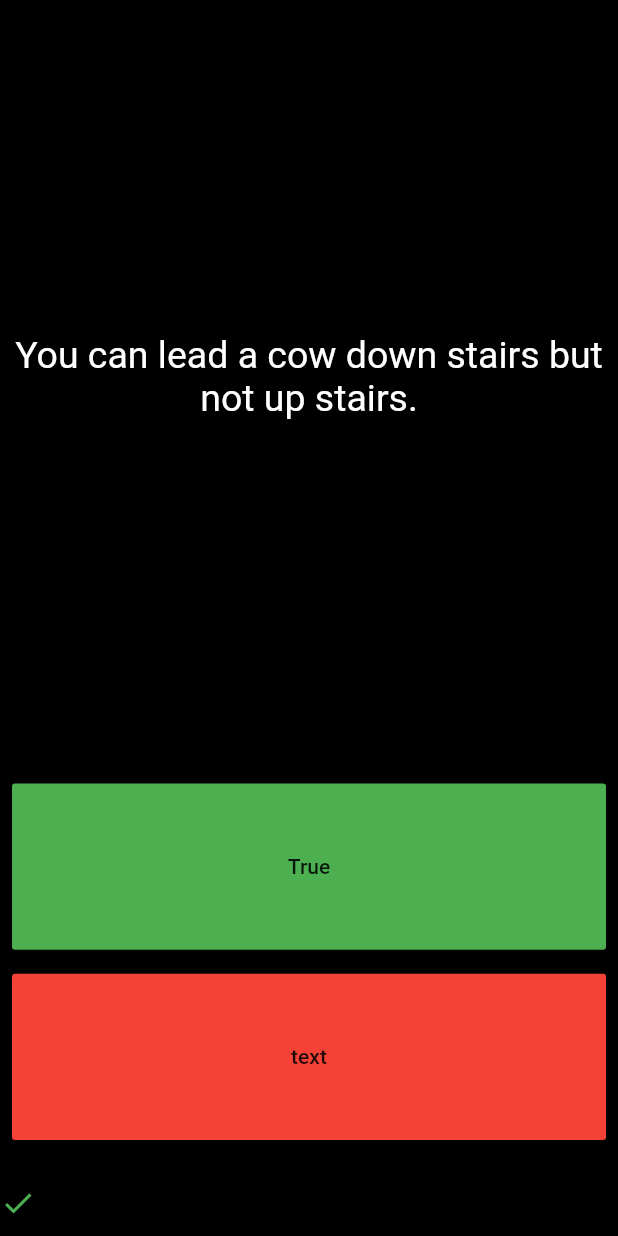
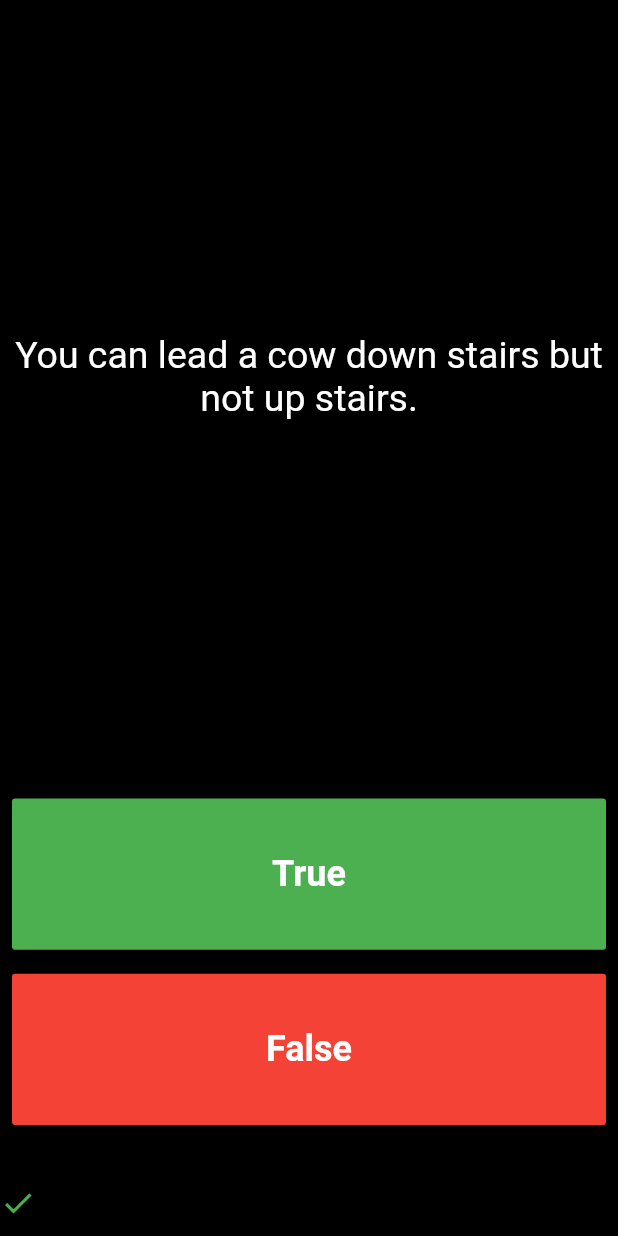
Before and after one commit to uzairleo/Leo_Quizzler, a Flutter app: the screen it shows after launch, after a tap on "True", on a phone screen of 412 x 824 dp. Run offline on Flutter 3.47's test engine with Material 2 defaults, Android fonts, the phone set to English and light mode, and no system bars; our stand-ins replace rflutter_alert.

```diff
--- a/lib/main.dart
+++ b/lib/main.dart
@@ -10,6 +10,7 @@ class Quizzler extends StatelessWidget {
   @override
   Widget build(BuildContext context) {
     return MaterialApp(
+      debugShowCheckedModeBanner: false,
       title: "Leo Quizzler",
       home: Scaffold(
         backgroundColor:Colors.black,
@@ -68,45 +69,76 @@ class _LeoQuizPageState extends State<LeoQuizPage> {
                      mainAxisAlignment: MainAxisAlignment.start,
                     crossAxisAlignment: CrossAxisAlignment.stretch,
                      children: <Widget>[
-                       _renderButton("True", Colors.green, true, const EdgeInsets.only(left: 8.0,right: 8.0,top: 30.0,bottom: 8.0)),
-                        // Expanded(
-                        //     child: Padding(
-                        //       padding: const EdgeInsets.only(left: 8.0,right: 8.0,top: 30.0,bottom: 8.0),
-                        //       child: FlatButton(
-                        //       child: Text("True",style: TextStyle(
-                        //         fontSize: 24.0,
-                        //         fontWeight:FontWeight.w600,
-                        //       ),),
-                        //       onPressed: (){
-                        //           if(question[count].answer){
-                        //             scoreTracker.add(trueIcon);
-                        //           }
-                        //           else{
-                        //             scoreTracker.add(falseIcon);
-                        //           }
-                        //       },
-                        //       colorBrightness: Brightness.dark,
-                        //       color: Colors.green,
-                        //   ),
-                        //     ),
-                        // ),
-                        _renderButton("text", Colors.red,false,const EdgeInsets.only(left: 8.0,right: 8.0,bottom: 30.0,top: 8.0) ),
-                        // Expanded(
-                        //     child: Padding(
-                        //       padding: const EdgeInsets.only(left: 8.0,right: 8.0,bottom: 30.0,top: 8.0),
-                        //       child: FlatButton(
-                        //       child: Text("False",style:TextStyle(
-                        //         fontSize: 24.0,
-                        //         fontWeight: FontWeight.w600,
-                        //       )),
-                        //       onPressed: (){
 
-                        //       },
-                        //       colorBrightness: Brightness.dark,
-                        //       color: Colors.red,
-                        //   ),
-                        //     ),
-                        // )
+                      //  _renderButton("True", Colors.green, true, const EdgeInsets.only(left: 8.0,right: 8.0,top: 30.0,bottom: 8.0)),
+
+
+                        Expanded(
+                            child: Padding(
+                              padding: const EdgeInsets.only(left: 8.0,right: 8.0,top: 40.0,bottom: 8.0),
+                              child: FlatButton(
+                              child: Text("True",style: TextStyle(
+                                fontSize: 24.0,
+                                fontWeight:FontWeight.w600,
+                              ),),
+                              onPressed: (){
+
+                                  setState(() {
+                                     if(true==question[count].answer){
+                                    scoreTracker.add(trueIcon);
+                                  }
+                                  else{
+                                    scoreTracker.add(falseIcon);
+                                  }
+
+              if(count == length-1){//brain of logic is here
+                print('Restarted the app');
+                _showAlert();
+                scoreTracker.clear();
+              }
+              count = (count + 1)%length;
+            });
+                              },
+                              colorBrightness: Brightness.dark,
+                              color: Colors.green,
+                          ),
+                            ),
+                        ),
+
+                        // _renderButton("text", Colors.red,false,const EdgeInsets.only(left: 8.0,right: 8.0,bottom: 30.0,top: 8.0) ),
+
+
+                        Expanded(
+                            child: Padding(
+                              padding: const EdgeInsets.only(left: 8.0,right: 8.0,bottom: 40.0,top: 8.0),
+                              child: FlatButton(
+                              child: Text("False",style:TextStyle(
+                                fontSize: 24.0,
+                                fontWeight: FontWeight.w600,
+                              )),
+                              onPressed: (){
+
+                                  setState(() {
+                                     if(false==question[count].answer){
+                                    scoreTracker.add(trueIcon);
+                                  }
+                                  else{
+                                    scoreTracker.add(falseIcon);
+                                  }
+
+              if(count == length-1){//brain of logic is here
+                print('Restarted the app');
+                _showAlert();
+                scoreTracker.clear();
+              }
+              count = (count + 1)%length;
+            });
+                              },
+                              colorBrightness: Brightness.dark,
+                              color: Colors.red,
+                          ),
+                            ),
+                        )
                     ],
                   ),
                 ),
@@ -151,7 +183,7 @@ class _LeoQuizPageState extends State<LeoQuizPage> {
     Alert(
       context: context,
       type: AlertType.success,
-      title: "Game End",
+      title: "Game Ends",
       desc: "Click Restart button to restart the game!",
       buttons: [
         DialogButton(
```
